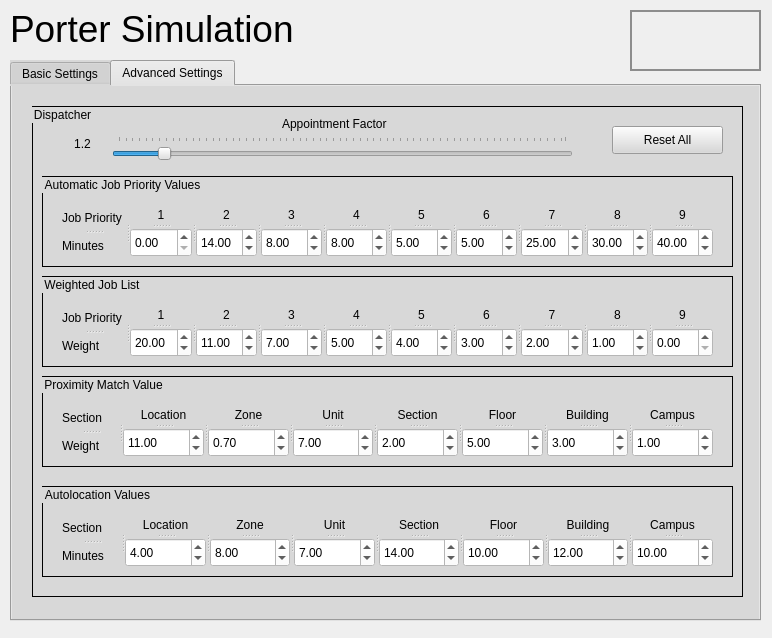
Qt form GUI/pyqt GUI/mockup.ui (vkondrav/Porter-Simulation) before a commit.
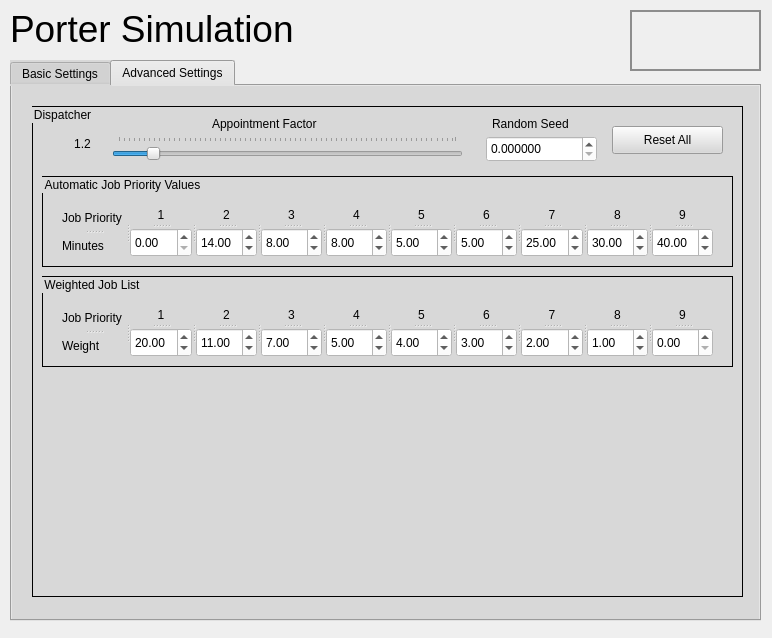
The same form after that commit. The open tabs and pages were chosen to show the change. Icons and pictures are not drawn.

Commit message: GUI modifications as requested by HHS

Diff of the .ui file:
```diff
--- a/GUI/pyqt GUI/mockup.ui
+++ b/GUI/pyqt GUI/mockup.ui
@@ -467,7 +467,7 @@
        <rect>
         <x>80</x>
         <y>30</y>
-        <width>461</width>
+        <width>351</width>
         <height>27</height>
        </rect>
       </property>
@@ -496,7 +496,7 @@
      <widget class="QLabel" name="label_13">
       <property name="geometry">
        <rect>
-        <x>250</x>
+        <x>180</x>
         <y>10</y>
         <width>111</width>
         <height>16</height>
@@ -721,434 +721,6 @@
        </widget>
       </widget>
      </widget>
-     <widget class="QGroupBox" name="groupBox_7">
-      <property name="geometry">
-       <rect>
-        <x>10</x>
-        <y>270</y>
-        <width>691</width>
-        <height>91</height>
-       </rect>
-      </property>
-      <property name="title">
-       <string>Proximity Match Value</string>
-      </property>
-      <widget class="QSplitter" name="splitter_45">
-       <property name="geometry">
-        <rect>
-         <x>555</x>
-         <y>30</y>
-         <width>16</width>
-         <height>16</height>
-        </rect>
-       </property>
-       <property name="orientation">
-        <enum>Qt::Vertical</enum>
-       </property>
-      </widget>
-      <widget class="QSplitter" name="splitter_46">
-       <property name="geometry">
-        <rect>
-         <x>561</x>
-         <y>30</y>
-         <width>16</width>
-         <height>16</height>
-        </rect>
-       </property>
-       <property name="orientation">
-        <enum>Qt::Vertical</enum>
-       </property>
-      </widget>
-      <widget class="QSplitter" name="splitter_36">
-       <property name="geometry">
-        <rect>
-         <x>20</x>
-         <y>30</y>
-         <width>651</width>
-         <height>51</height>
-        </rect>
-       </property>
-       <property name="orientation">
-        <enum>Qt::Horizontal</enum>
-       </property>
-       <widget class="QSplitter" name="splitter_37">
-        <property name="orientation">
-         <enum>Qt::Vertical</enum>
-        </property>
-        <widget class="QLabel" name="label_41">
-         <property name="text">
-          <string>Section</string>
-         </property>
-        </widget>
-        <widget class="QLabel" name="label_42">
-         <property name="text">
-          <string>Weight</string>
-         </property>
-        </widget>
-       </widget>
-       <widget class="QSplitter" name="splitter_38">
-        <property name="orientation">
-         <enum>Qt::Vertical</enum>
-        </property>
-        <widget class="QLabel" name="label_43">
-         <property name="text">
-          <string>Location</string>
-         </property>
-         <property name="alignment">
-          <set>Qt::AlignCenter</set>
-         </property>
-        </widget>
-        <widget class="QDoubleSpinBox" name="pmv1">
-         <property name="enabled">
-          <bool>true</bool>
-         </property>
-         <property name="value">
-          <double>11.000000000000000</double>
-         </property>
-        </widget>
-       </widget>
-       <widget class="QSplitter" name="splitter_39">
-        <property name="orientation">
-         <enum>Qt::Vertical</enum>
-        </property>
-        <widget class="QLabel" name="label_44">
-         <property name="text">
-          <string>Zone</string>
-         </property>
-         <property name="alignment">
-          <set>Qt::AlignCenter</set>
-         </property>
-        </widget>
-        <widget class="QDoubleSpinBox" name="pmv2">
-         <property name="enabled">
-          <bool>true</bool>
-         </property>
-         <property name="value">
-          <double>0.700000000000000</double>
-         </property>
-        </widget>
-       </widget>
-       <widget class="QSplitter" name="splitter_40">
-        <property name="orientation">
-         <enum>Qt::Vertical</enum>
-        </property>
-        <widget class="QLabel" name="label_45">
-         <property name="text">
-          <string>Unit</string>
-         </property>
-         <property name="alignment">
-          <set>Qt::AlignCenter</set>
-         </property>
-        </widget>
-        <widget class="QDoubleSpinBox" name="pmv3">
-         <property name="enabled">
-          <bool>true</bool>
-         </property>
-         <property name="value">
-          <double>7.000000000000000</double>
-         </property>
-        </widget>
-       </widget>
-       <widget class="QSplitter" name="splitter_41">
-        <property name="orientation">
-         <enum>Qt::Vertical</enum>
-        </property>
-        <widget class="QLabel" name="label_46">
-         <property name="text">
-          <string>Section</string>
-         </property>
-         <property name="alignment">
-          <set>Qt::AlignCenter</set>
-         </property>
-        </widget>
-        <widget class="QDoubleSpinBox" name="pmv4">
-         <property name="enabled">
-          <bool>true</bool>
-         </property>
-         <property name="value">
-          <double>2.000000000000000</double>
-         </property>
-        </widget>
-       </widget>
-       <widget class="QSplitter" name="splitter_42">
-        <property name="orientation">
-         <enum>Qt::Vertical</enum>
-        </property>
-        <widget class="QLabel" name="label_47">
-         <property name="text">
-          <string>Floor</string>
-         </property>
-         <property name="alignment">
-          <set>Qt::AlignCenter</set>
-         </property>
-        </widget>
-        <widget class="QDoubleSpinBox" name="pmv5">
-         <property name="enabled">
-          <bool>true</bool>
-         </property>
-         <property name="value">
-          <double>5.000000000000000</double>
-         </property>
-        </widget>
-       </widget>
-       <widget class="QSplitter" name="splitter_43">
-        <property name="orientation">
-         <enum>Qt::Vertical</enum>
-        </property>
-        <widget class="QLabel" name="label_48">
-         <property name="text">
-          <string>Building</string>
-         </property>
-         <property name="alignment">
-          <set>Qt::AlignCenter</set>
-         </property>
-        </widget>
-        <widget class="QDoubleSpinBox" name="pmv6">
-         <property name="enabled">
-          <bool>true</bool>
-         </property>
-         <property name="value">
-          <double>3.000000000000000</double>
-         </property>
-        </widget>
-       </widget>
-       <widget class="QSplitter" name="splitter_44">
-        <property name="orientation">
-         <enum>Qt::Vertical</enum>
-        </property>
-        <widget class="QLabel" name="label_49">
-         <property name="text">
-          <string>Campus</string>
-         </property>
-         <property name="alignment">
-          <set>Qt::AlignCenter</set>
-         </property>
-        </widget>
-        <widget class="QDoubleSpinBox" name="pmv7">
-         <property name="enabled">
-          <bool>true</bool>
-         </property>
-         <property name="value">
-          <double>1.000000000000000</double>
-         </property>
-        </widget>
-       </widget>
-      </widget>
-     </widget>
-     <widget class="QGroupBox" name="groupBox_8">
-      <property name="geometry">
-       <rect>
-        <x>10</x>
-        <y>380</y>
-        <width>691</width>
-        <height>91</height>
-       </rect>
-      </property>
-      <property name="title">
-       <string>Autolocation Values</string>
-      </property>
-      <widget class="QSplitter" name="splitter_56">
-       <property name="geometry">
-        <rect>
-         <x>555</x>
-         <y>30</y>
-         <width>16</width>
-         <height>16</height>
-        </rect>
-       </property>
-       <property name="orientation">
-        <enum>Qt::Vertical</enum>
-       </property>
-      </widget>
-      <widget class="QSplitter" name="splitter_57">
-       <property name="geometry">
-        <rect>
-         <x>561</x>
-         <y>30</y>
-         <width>16</width>
-         <height>16</height>
-        </rect>
-       </property>
-       <property name="orientation">
-        <enum>Qt::Vertical</enum>
-       </property>
-      </widget>
-      <widget class="QSplitter" name="splitter_47">
-       <property name="geometry">
-        <rect>
-         <x>20</x>
-         <y>30</y>
-         <width>651</width>
-         <height>51</height>
-        </rect>
-       </property>
-       <property name="orientation">
-        <enum>Qt::Horizontal</enum>
-       </property>
-       <widget class="QSplitter" name="splitter_48">
-        <property name="orientation">
-         <enum>Qt::Vertical</enum>
-        </property>
-        <widget class="QLabel" name="label_50">
-         <property name="text">
-          <string>Section</string>
-         </property>
-        </widget>
-        <widget class="QLabel" name="label_51">
-         <property name="text">
-          <string>Minutes</string>
-         </property>
-        </widget>
-       </widget>
-       <widget class="QSplitter" name="splitter_49">
-        <property name="orientation">
-         <enum>Qt::Vertical</enum>
-        </property>
-        <widget class="QLabel" name="label_52">
-         <property name="text">
-          <string>Location</string>
-         </property>
-         <property name="alignment">
-          <set>Qt::AlignCenter</set>
-         </property>
-        </widget>
-        <widget class="QDoubleSpinBox" name="av1">
-         <property name="enabled">
-          <bool>true</bool>
-         </property>
-         <property name="value">
-          <double>4.000000000000000</double>
-         </property>
-        </widget>
-       </widget>
-       <widget class="QSplitter" name="splitter_50">
-        <property name="orientation">
-         <enum>Qt::Vertical</enum>
-        </property>
-        <widget class="QLabel" name="label_53">
-         <property name="text">
-          <string>Zone</string>
-         </property>
-         <property name="alignment">
-          <set>Qt::AlignCenter</set>
-         </property>
-        </widget>
-        <widget class="QDoubleSpinBox" name="av2">
-         <property name="enabled">
-          <bool>true</bool>
-         </property>
-         <property name="value">
-          <double>8.000000000000000</double>
-         </property>
-        </widget>
-       </widget>
-       <widget class="QSplitter" name="splitter_51">
-        <property name="orientation">
-         <enum>Qt::Vertical</enum>
-        </property>
-        <widget class="QLabel" name="label_54">
-         <property name="text">
-          <string>Unit</string>
-         </property>
-         <property name="alignment">
-          <set>Qt::AlignCenter</set>
-         </property>
-        </widget>
-        <widget class="QDoubleSpinBox" name="av3">
-         <property name="enabled">
-          <bool>true</bool>
-         </property>
-         <property name="value">
-          <double>7.000000000000000</double>
-         </property>
-        </widget>
-       </widget>
-       <widget class="QSplitter" name="splitter_52">
-        <property name="orientation">
-         <enum>Qt::Vertical</enum>
-        </property>
-        <widget class="QLabel" name="label_55">
-         <property name="text">
-          <string>Section</string>
-         </property>
-         <property name="alignment">
-          <set>Qt::AlignCenter</set>
-         </property>
-        </widget>
-        <widget class="QDoubleSpinBox" name="av4">
-         <property name="enabled">
-          <bool>true</bool>
-         </property>
-         <property name="value">
-          <double>14.000000000000000</double>
-         </property>
-        </widget>
-       </widget>
-       <widget class="QSplitter" name="splitter_53">
-        <property name="orientation">
-         <enum>Qt::Vertical</enum>
-        </property>
-        <widget class="QLabel" name="label_56">
-         <property name="text">
-          <string>Floor</string>
-         </property>
-         <property name="alignment">
-          <set>Qt::AlignCenter</set>
-         </property>
-        </widget>
-        <widget class="QDoubleSpinBox" name="av5">
-         <property name="enabled">
-          <bool>true</bool>
-         </property>
-         <property name="value">
-          <double>10.000000000000000</double>
-         </property>
-        </widget>
-       </widget>
-       <widget class="QSplitter" name="splitter_54">
-        <property name="orientation">
-         <enum>Qt::Vertical</enum>
-        </property>
-        <widget class="QLabel" name="label_57">
-         <property name="text">
-          <string>Building</string>
-         </property>
-         <property name="alignment">
-          <set>Qt::AlignCenter</set>
-         </property>
-        </widget>
-        <widget class="QDoubleSpinBox" name="av6">
-         <property name="enabled">
-          <bool>true</bool>
-         </property>
-         <property name="value">
-          <double>12.000000000000000</double>
-         </property>
-        </widget>
-       </widget>
-       <widget class="QSplitter" name="splitter_55">
-        <property name="orientation">
-         <enum>Qt::Vertical</enum>
-        </property>
-        <widget class="QLabel" name="label_58">
-         <property name="text">
-          <string>Campus</string>
-         </property>
-         <property name="alignment">
-          <set>Qt::AlignCenter</set>
-         </property>
-        </widget>
-        <widget class="QDoubleSpinBox" name="av7">
-         <property name="enabled">
-          <bool>true</bool>
-         </property>
-         <property name="value">
-          <double>10.000000000000000</double>
-         </property>
-        </widget>
-       </widget>
-      </widget>
-     </widget>
      <widget class="QGroupBox" name="groupBox_6">
       <property name="geometry">
        <rect>
@@ -1361,6 +933,47 @@
        <string>Reset All</string>
       </property>
      </widget>
+     <widget class="QLabel" name="label_14">
+      <property name="geometry">
+       <rect>
+        <x>460</x>
+        <y>10</y>
+        <width>81</width>
+        <height>16</height>
+       </rect>
+      </property>
+      <property name="text">
+       <string>Random Seed</string>
+      </property>
+     </widget>
+     <widget class="QDoubleSpinBox" name="randFactor">
+      <property name="geometry">
+       <rect>
+        <x>454</x>
+        <y>30</y>
+        <width>111</width>
+        <height>26</height>
+       </rect>
+      </property>
+      <property name="toolTip">
+       <string>Choose the a specific seed to use. 0 for True Random</string>
+      </property>
+      <property name="decimals">
+       <number>6</number>
+      </property>
+      <property name="minimum">
+       <double>0.000000000000000</double>
+      </property>
+      <property name="maximum">
+       <double>999.000000000000000</double>
+      </property>
+      <property name="singleStep">
+       <double>0.100000000000000</double>
+      </property>
+      <property name="value">
+       <double>0.000000000000000</double>
+      </property>
+     </widget>
     </widget>
    </widget>
   </widget>
```
Left out of the diff: 6 changed lines with no effect on the pictures. The commit also changes 7 other files.
